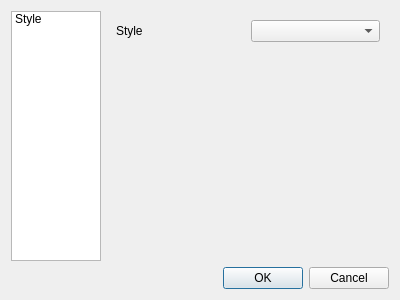
Qt form src/GUI/MainWindow/Settings/Ui/settings.ui (Hryapusek/task-manager-qt-cpp) before a commit.
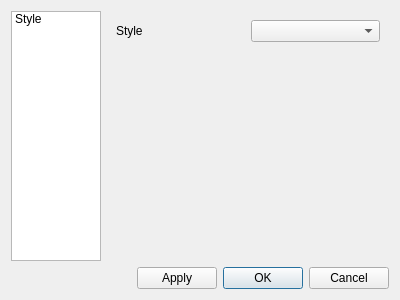
The same form after that commit.

Commit message: apply button added

```diff
--- a/src/GUI/MainWindow/Settings/Ui/settings.ui
+++ b/src/GUI/MainWindow/Settings/Ui/settings.ui
@@ -90,6 +90,28 @@
     </layout>
    </item>
    <item>
+    <layout class="QHBoxLayout" name="horizontalLayout_4">
+     <item>
+      <spacer name="horizontalSpacer">
+       <property name="orientation">
+        <enum>Qt::Horizontal</enum>
+       </property>
+       <property name="sizeHint" stdset="0">
+        <size>
+         <width>40</width>
+         <height>20</height>
+        </size>
+       </property>
+      </spacer>
+     </item>
+     <item>
+      <widget class="QPushButton" name="applyBtn">
+       <property name="text">
+        <string>Apply</string>
+       </property>
+      </widget>
+     </item>
+     <item>
     <widget class="QDialogButtonBox" name="buttonBox">
      <property name="orientation">
       <enum>Qt::Horizontal</enum>
@@ -100,6 +122,8 @@
     </widget>
    </item>
   </layout>
+   </item>
+  </layout>
  </widget>
  <resources/>
  <connections>
```
Left out of the diff: 24 changed lines with no effect on the pictures. Lines whose indentation alone changed are shown as unchanged.
